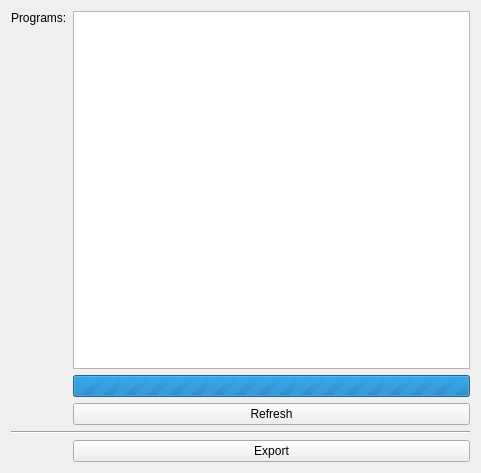
First picture: the form in src/brickv/plugin_system/plugins/red/ui/red_tab_importexport_export.ui, repository Tinkerforge/brickv, before the edit.
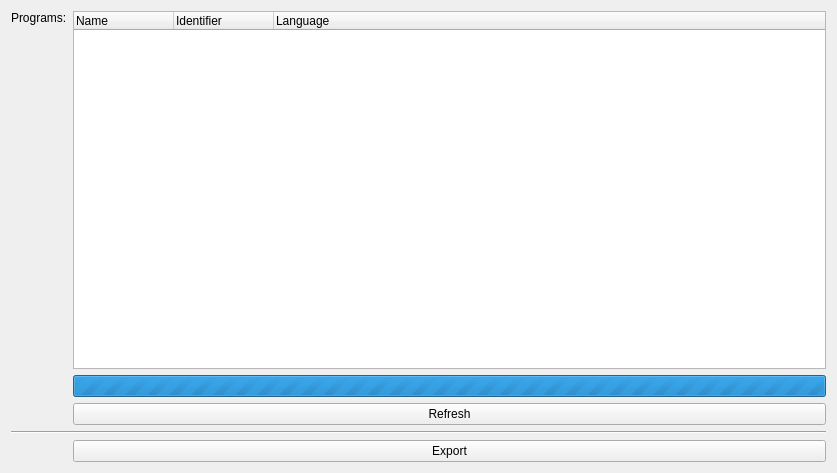
Second picture: the form after the edit.

Commit message: red-brick: Finish program import/export

Patch:
```diff
--- a/src/brickv/plugin_system/plugins/red/ui/red_tab_importexport_export.ui
+++ b/src/brickv/plugin_system/plugins/red/ui/red_tab_importexport_export.ui
@@ -6,7 +6,7 @@
    <rect>
     <x>0</x>
     <y>0</y>
-    <width>481</width>
+    <width>837</width>
     <height>473</height>
    </rect>
   </property>
@@ -16,22 +16,6 @@
   <layout class="QVBoxLayout" name="verticalLayout">
    <item>
     <layout class="QGridLayout" name="gridLayout_2">
-     <item row="0" column="1">
-      <widget class="QListWidget" name="list_programs">
-       <property name="sizePolicy">
-        <sizepolicy hsizetype="Expanding" vsizetype="Expanding">
-         <horstretch>1</horstretch>
-         <verstretch>0</verstretch>
-        </sizepolicy>
-       </property>
-       <property name="editTriggers">
-        <set>QAbstractItemView::NoEditTriggers</set>
-       </property>
-       <property name="selectionMode">
-        <enum>QAbstractItemView::ExtendedSelection</enum>
-       </property>
-      </widget>
-     </item>
      <item row="0" column="0">
       <widget class="QLabel" name="label">
        <property name="text">
@@ -79,6 +63,40 @@
        </property>
       </widget>
      </item>
+     <item row="0" column="1">
+      <widget class="QTreeWidget" name="tree_programs">
+       <property name="sizePolicy">
+        <sizepolicy hsizetype="Expanding" vsizetype="Expanding">
+         <horstretch>1</horstretch>
+         <verstretch>0</verstretch>
+        </sizepolicy>
+       </property>
+       <property name="editTriggers">
+        <set>QAbstractItemView::NoEditTriggers</set>
+       </property>
+       <property name="selectionMode">
+        <enum>QAbstractItemView::ExtendedSelection</enum>
+       </property>
+       <property name="rootIsDecorated">
+        <bool>false</bool>
+       </property>
+       <column>
+        <property name="text">
+         <string>Name</string>
+        </property>
+       </column>
+       <column>
+        <property name="text">
+         <string>Identifier</string>
+        </property>
+       </column>
+       <column>
+        <property name="text">
+         <string>Language</string>
+        </property>
+       </column>
+      </widget>
+     </item>
     </layout>
    </item>
   </layout>
```
Left out of the diff: 4 changed lines with no effect on the pictures. The commit also changes 8 other files.
